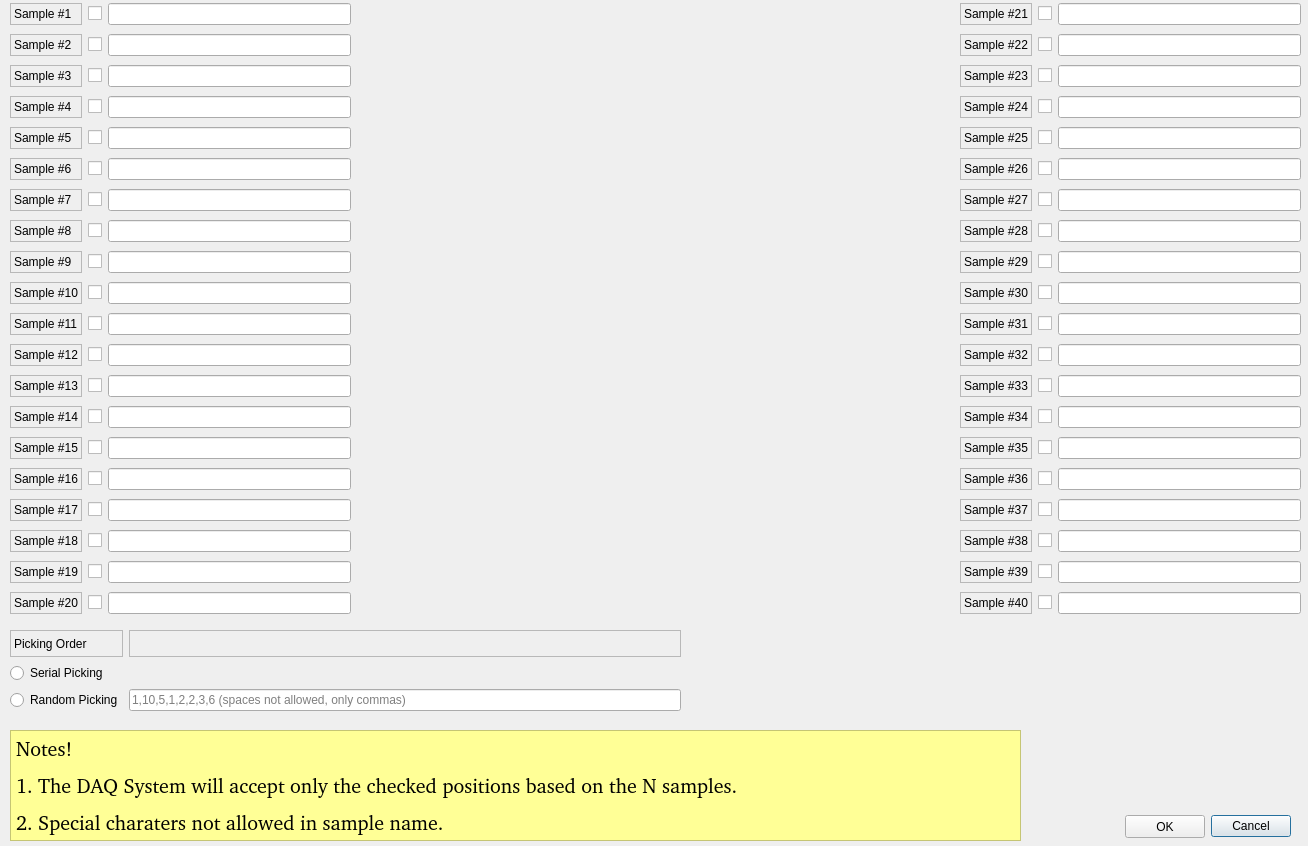
Qt form UI/DAQ_Tool/MS/samples.ui (SESAME-Synchrotron/MS-XPD-ScanTool) before a commit.
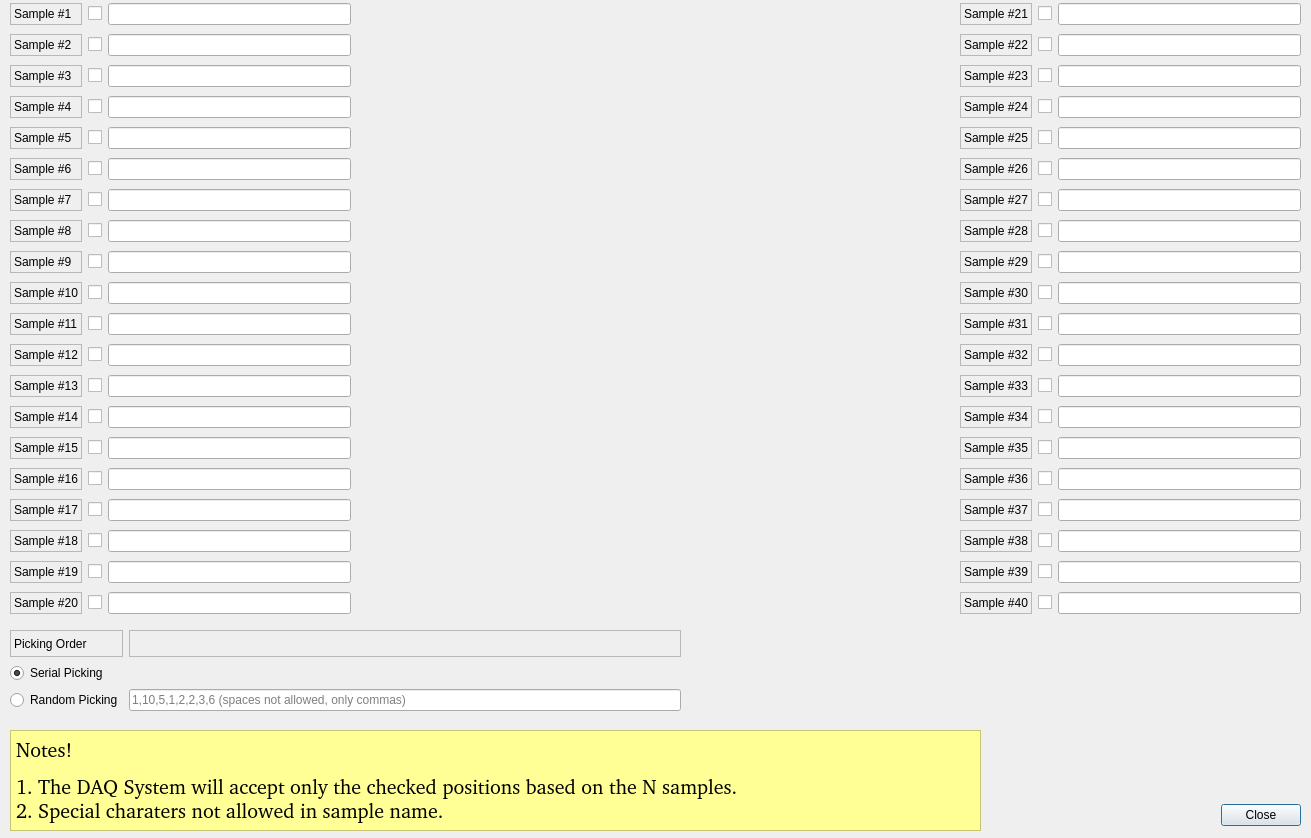
The same form after that commit. Icons and pictures are not drawn. Custom widgets are drawn as their Qt base class.

The edit to the form file:
```diff
--- a/UI/DAQ_Tool/MS/samples.ui
+++ b/UI/DAQ_Tool/MS/samples.ui
@@ -6,8 +6,8 @@
    <rect>
     <x>0</x>
     <y>0</y>
-    <width>1308</width>
-    <height>846</height>
+    <width>1311</width>
+    <height>838</height>
    </rect>
   </property>
   <property name="windowTitle">
@@ -16,10 +16,10 @@
   <widget class="QDialogButtonBox" name="buttonBox">
    <property name="geometry">
     <rect>
-     <x>950</x>
-     <y>810</y>
-     <width>341</width>
-     <height>32</height>
+     <x>1220</x>
+     <y>800</y>
+     <width>81</width>
+     <height>31</height>
     </rect>
    </property>
    <property name="cursor">
@@ -29,7 +29,7 @@
     <enum>Qt::Horizontal</enum>
    </property>
    <property name="standardButtons">
-    <set>QDialogButtonBox::Cancel</set>
+    <set>QDialogButtonBox::Close</set>
    </property>
   </widget>
   <widget class="QLabel" name="background">
@@ -2394,55 +2394,12 @@
      <height>31</height>
     </rect>
    </property>
-  </widget>
-  <widget class="QPushButton" name="OK">
-   <property name="geometry">
-    <rect>
-     <x>1125</x>
-     <y>815</y>
-     <width>80</width>
-     <height>23</height>
-    </rect>
-   </property>
-   <property name="cursor">
-    <cursorShape>PointingHandCursor</cursorShape>
-   </property>
-   <property name="toolTip">
-    <string>Confirm</string>
-   </property>
-   <property name="text">
-    <string>OK</string>
-   </property>
-   <property name="autoDefault">
-    <bool>false</bool>
-   </property>
-  </widget>
-  <widget class="QLabel" name="caution">
-   <property name="geometry">
-    <rect>
-     <x>10</x>
-     <y>730</y>
-     <width>1011</width>
-     <height>111</height>
-    </rect>
-   </property>
-   <property name="font">
-    <font>
-     <family>Nimbus Mono PS [urw]</family>
-     <pointsize>15</pointsize>
-    </font>
-   </property>
-   <property name="styleSheet">
-    <string notr="true">background-color: rgb(255, 255, 150)</string>
-   </property>
-   <property name="frameShape">
-    <enum>QFrame::StyledPanel</enum>
-   </property>
-   <property name="lineWidth">
-    <number>1</number>
-   </property>
-   <property name="text">
-    <string>&lt;html&gt;&lt;head/&gt;&lt;body&gt;&lt;p&gt;Notes!&lt;/p&gt;&lt;p&gt;1. The DAQ System will accept only the checked positions based on the N samples.&lt;/p&gt;&lt;p&gt;2. Special charaters not allowed in sample name.&lt;/p&gt;&lt;/body&gt;&lt;/html&gt;</string>
+   <property name="colour0" stdset="0">
+    <color>
+     <red>255</red>
+     <green>0</green>
+     <blue>0</blue>
+    </color>
    </property>
   </widget>
   <widget class="QWidget" name="gridLayoutWidget">
@@ -2495,7 +2452,7 @@
        <string>Serial Picking</string>
       </property>
       <property name="checked">
-       <bool>false</bool>
+       <bool>true</bool>
       </property>
       <property name="variable" stdset="0">
        <string>$(P)PickingOrder</string>
@@ -2561,6 +2518,34 @@
     </item>
    </layout>
   </widget>
+  <widget class="QLabel" name="caution">
+   <property name="geometry">
+    <rect>
+     <x>10</x>
+     <y>730</y>
+     <width>971</width>
+     <height>101</height>
+    </rect>
+   </property>
+   <property name="font">
+    <font>
+     <family>Nimbus Mono PS [urw]</family>
+     <pointsize>15</pointsize>
+     <weight>50</weight>
+     <bold>false</bold>
+     <stylestrategy>PreferDefault</stylestrategy>
+    </font>
+   </property>
+   <property name="styleSheet">
+    <string notr="true">background-color: rgb(255, 255, 150);</string>
+   </property>
+   <property name="frameShape">
+    <enum>QFrame::StyledPanel</enum>
+   </property>
+   <property name="text">
+    <string>&lt;html&gt;&lt;head/&gt;&lt;body&gt;&lt;p&gt;Notes!&lt;/p&gt;&lt;p&gt;1. The DAQ System will accept only the checked positions based on the N samples.&lt;br/&gt;2. Special charaters not allowed in sample name.&lt;/p&gt;&lt;/body&gt;&lt;/html&gt;</string>
+   </property>
+  </widget>
  </widget>
  <customwidgets>
   <customwidget>
```
Left out of the diff: 273 changed lines with no effect on the pictures.
